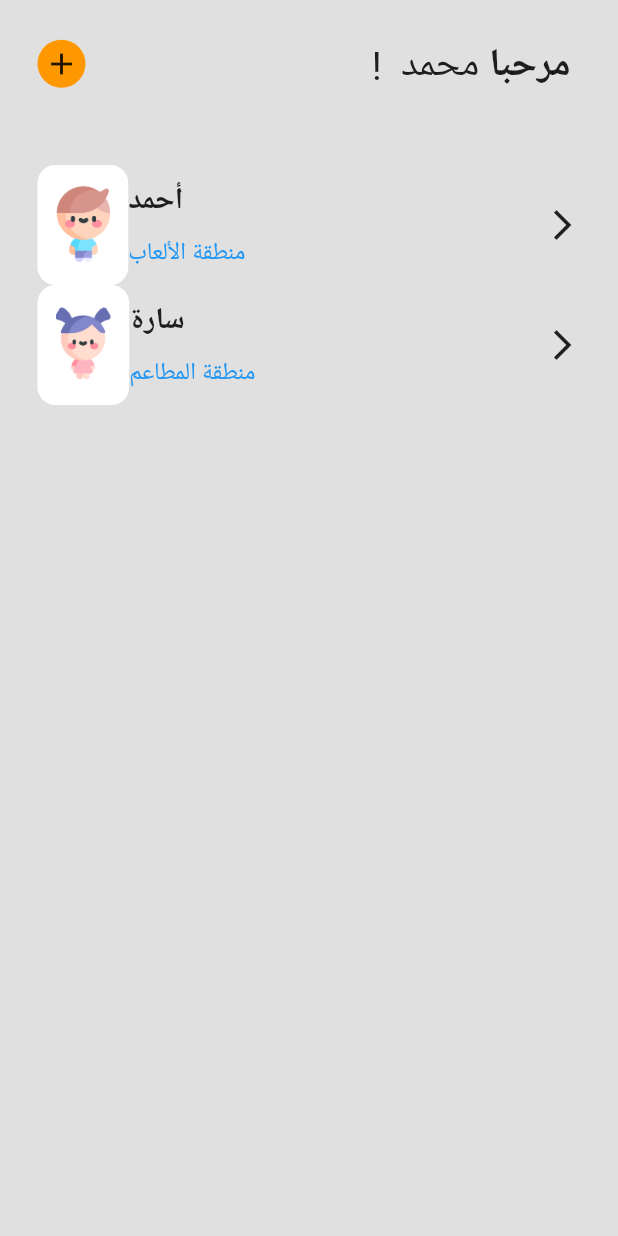
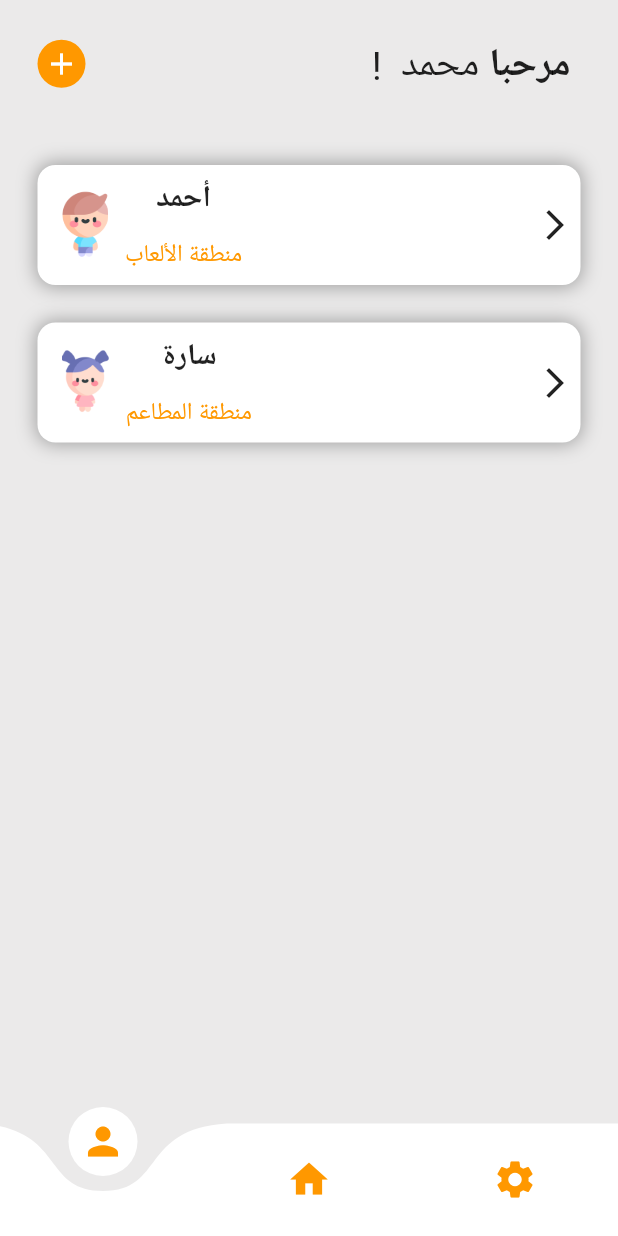
Before and after one commit to Deenalbuali/2022-GP1-3, a Flutter app: the screen it shows after launch, on a phone screen of 412 x 824 dp. Run offline on Flutter 3.47's test engine with Material 2 defaults, Android fonts, the phone set to English and light mode, and no system bars; drawn by our look-alikes of curved_navigation_bar; our stand-ins replace firebase_core; accounts and stored records are empty.

Commit message:
Homepage

```diff
--- a/elfaa/lib/screens/Homepage/Home_page.dart
+++ b/elfaa/lib/screens/Homepage/Home_page.dart
@@ -1,3 +1,4 @@
+import 'package:curved_navigation_bar/curved_navigation_bar.dart';
 import 'package:elfaa/screens/Homepage/childrenList.dart';
 import 'package:flutter/material.dart';
 
@@ -12,7 +13,21 @@ class _HomePageState extends State<HomePage> {
   @override
   Widget build(BuildContext context) {
     return Scaffold(
-      backgroundColor: Colors.grey[300],
+      backgroundColor: Color.fromARGB(255, 235, 234, 234),
+      floatingActionButtonLocation: FloatingActionButtonLocation.centerDocked,
+      bottomNavigationBar: CurvedNavigationBar(
+          backgroundColor: Color.fromARGB(255, 235, 234, 234),
+          animationDuration: Duration(milliseconds: 300),
+          onTap: (index) {},
+          items: [
+            Icon(Icons.person, color: Colors.orange, size: 30),
+            Icon(Icons.home, color: Colors.orange, size: 30),
+            Icon(
+              Icons.settings,
+              color: Colors.orange,
+              size: 30,
+            )
+          ]),
       body: SafeArea(
         child: Column(children: [
           Padding(
@@ -25,7 +40,10 @@ class _HomePageState extends State<HomePage> {
                     padding: EdgeInsets.all(4),
                     decoration: BoxDecoration(
                         color: Colors.orange, shape: BoxShape.circle),
-                    child: Icon(Icons.add)),
+                    child: Icon(
+                      Icons.add,
+                      color: Colors.white,
+                    )),
                 Row(
                   children: [
                     Text(
--- a/elfaa/lib/screens/Homepage/childrenList.dart
+++ b/elfaa/lib/screens/Homepage/childrenList.dart
@@ -13,40 +13,50 @@ class childrenList extends StatelessWidget {
 
   @override
   Widget build(BuildContext context) {
-    return Row(
+    return Padding(
+      padding: const EdgeInsets.only(bottom: 25.0),
+      child: Container(
+        decoration: BoxDecoration(boxShadow: [
+          BoxShadow(
+            color: Colors.grey,
+            blurRadius: 10,
+            spreadRadius: 1,
+          )
+        ], color: Colors.white, borderRadius: BorderRadius.circular(12)),
+        height: 80,
+        padding: EdgeInsets.all(5),
+        child: Row(
           mainAxisAlignment: MainAxisAlignment.spaceBetween,
           children: [
             Row(
               children: [
                 Container(
-              decoration: BoxDecoration(
-                  color: Colors.white, borderRadius: BorderRadius.circular(12)),
-              height: 80,
-              padding: EdgeInsets.all(12),
+                  padding: EdgeInsets.all(11),
                   child: Image.asset(childImagePath),
                 ),
-            SizedBox(
-              height: 20,
-            ),
                 Column(
-              crossAxisAlignment: CrossAxisAlignment.start,
-              //mainAxisAlignment: MainAxisAlignment.spaceEvenly,
+                  //crossAxisAlignment: CrossAxisAlignment.start,
+                  mainAxisAlignment: MainAxisAlignment.spaceEvenly,
+
                   children: [
                     Text(
                       childName,
-                  style: TextStyle(fontWeight: FontWeight.bold, fontSize: 20),
+                      style:
+                          TextStyle(fontWeight: FontWeight.bold, fontSize: 20),
                     ),
                     SizedBox(
-                  height: 10,
+                      height: 5,
                     ),
                     Text(zoneName,
-                    style: TextStyle(fontSize: 16, color: Colors.blue))
+                        style: TextStyle(fontSize: 16, color: Colors.orange))
                   ],
                 ),
               ],
             ),
             Icon(Icons.arrow_forward_ios),
           ],
+        ),
+      ),
     );
   }
 }
--- a/elfaa/pubspec.yaml
+++ b/elfaa/pubspec.yaml
@@ -36,7 +36,7 @@ dependencies:
   cloud_firestore: ^3.5.1
   firebase_auth: ^3.11.2
   firebase_analytics: ^9.3.8
-
+  curved_navigation_bar: ^1.0.3
 
   # The following adds the Cupertino Icons font to your application.
   # Use with the CupertinoIcons class for iOS style icons.
@@ -68,7 +68,7 @@ flutter:
   assets:
       - assets/images/
       - assets/icons/
-      - assets/images/homepage/sarah.png
+
 
 
 
```
Also changed, not shown: elfaa/pubspec.lock. Lines whose indentation alone changed are shown as unchanged.
